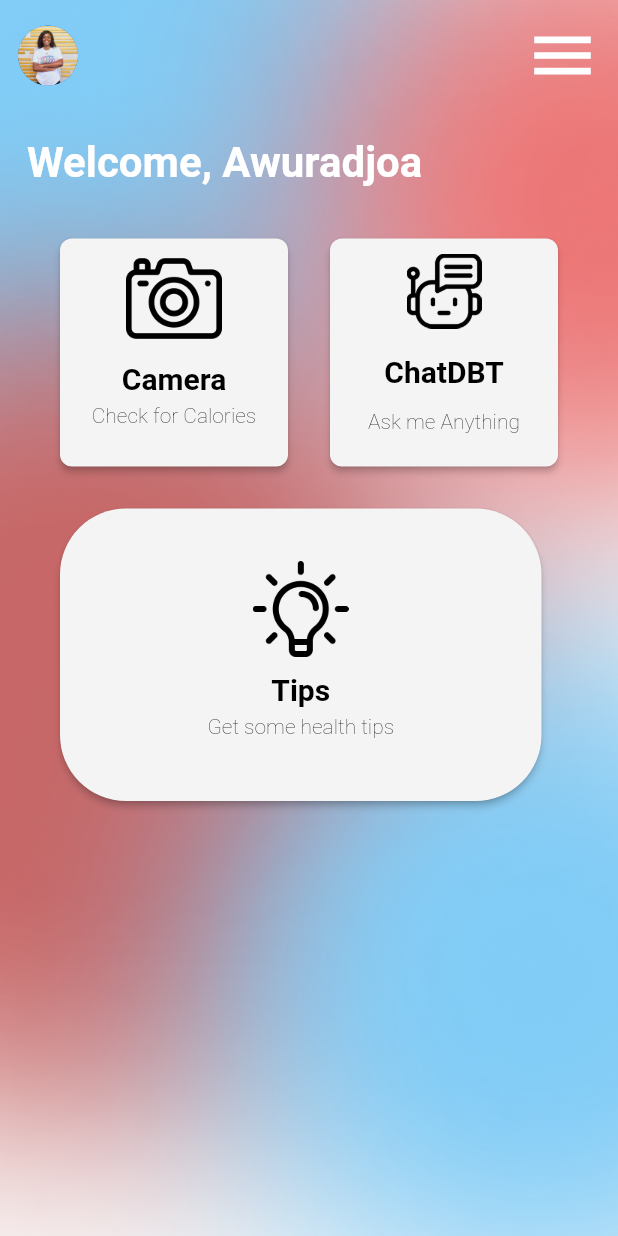
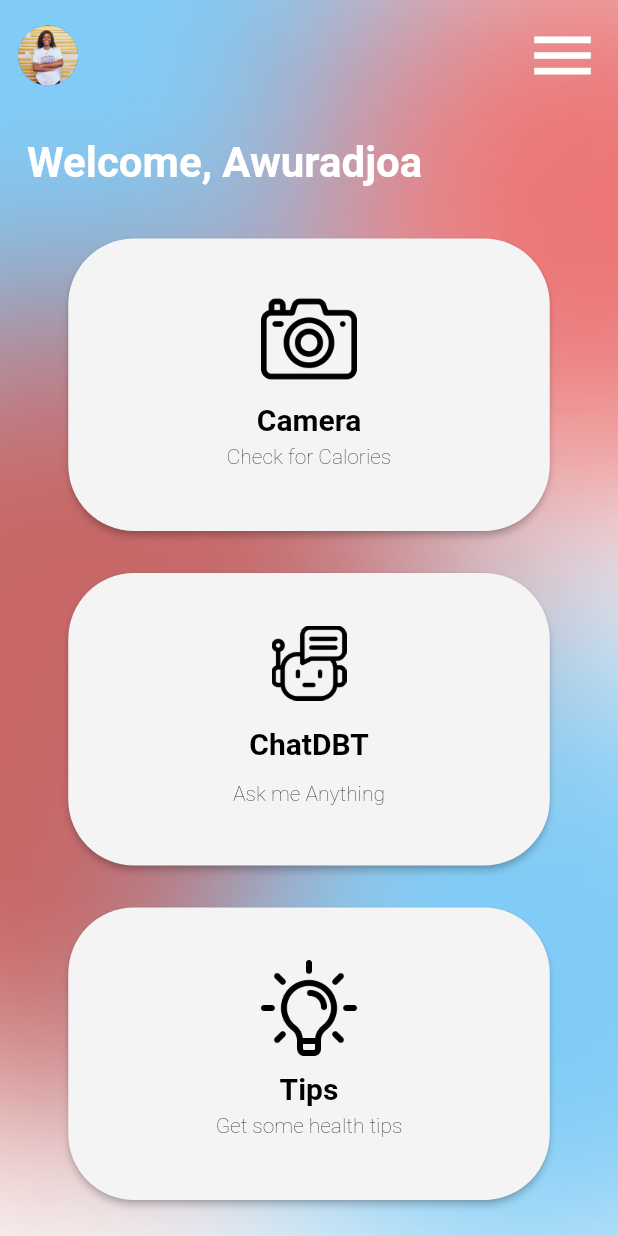
Before and after one commit to Jessica-Asamoah/Diabetes-HealthCheck, a Flutter app: the screen it shows after launch, on a phone screen of 412 x 824 dp. Run offline on Flutter 3.47's test engine with Material 2 defaults, Android fonts, the phone set to English and light mode, and no system bars; our stand-ins replace bubble; missing offline and left inert: dialogflow_flutter; project files that could hold a hidden picture were left out.

Commit message:
Dashboard changes

```diff
--- a/lib/main.dart
+++ b/lib/main.dart
@@ -90,16 +90,16 @@ class Dashboard extends StatelessWidget {
                 runSpacing: 20.0,
                 children: [
                   SizedBox(
-                    width: 160.0,
-                    height: 160.0,
+                    width: 329.0,
+                    height: 203.0,
                     child: Card(
                       color: const Color(0xFFF4F4F4),
                       elevation: 2.0,
                       shape: RoundedRectangleBorder(
-                          borderRadius: BorderRadius.circular(8.0)),
+                          borderRadius: BorderRadius.circular(44.0)),
                       child: Center(
                         child: Padding(
-                          padding: const EdgeInsets.all(8.0),
+                          padding: const EdgeInsets.all(35.0),
                           child: Column(children: [
                             Image.asset(
                               "assets/images/camera.png",
@@ -129,16 +129,16 @@ class Dashboard extends StatelessWidget {
                     ),
                   ),
                   SizedBox(
-                    width: 160.0,
-                    height: 160.0,
+                    width: 329.0,
+                    height: 203.0,
                     child: Card(
                       color: const Color(0xFFF4F4F4),
                       elevation: 2.0,
                       shape: RoundedRectangleBorder(
-                          borderRadius: BorderRadius.circular(8.0)),
+                          borderRadius: BorderRadius.circular(44.0)),
                       child: Center(
                         child: Padding(
-                          padding: const EdgeInsets.all(10.0),
+                          padding: const EdgeInsets.all(35.0),
                           child: Column(children: [
                             Image.asset(
                               "assets/images/chatbot.png",
```
